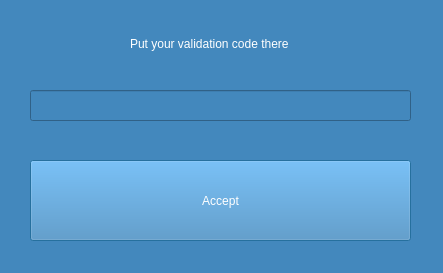
Before: the Qt Designer form QTcreator/Diary/authorization.ui in albaSANDROS/DIPLOMA-PROJECT.-Multi-user-client-server-application-e-journal, drawn with Qt 5.
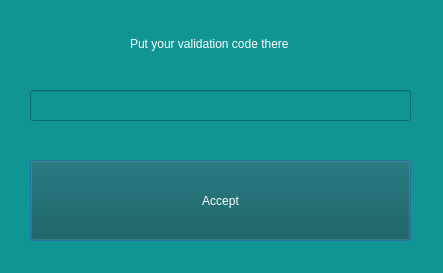
After: the same form once the commit is applied.

Diff of the .ui file:
```diff
--- a/QTcreator/Diary/authorization.ui
+++ b/QTcreator/Diary/authorization.ui
@@ -14,8 +14,11 @@
    <string>Dialog</string>
   </property>
   <property name="styleSheet">
-   <string notr="true">background-color: rgb(67, 136, 189);
-selection-color: rgb(22, 34, 49);</string>
+   <string notr="true">background-color: rgb(16, 149, 148);
+
+color: rgb(255, 255, 255);
+
+</string>
   </property>
   <widget class="QPushButton" name="accept_button">
    <property name="geometry">
@@ -27,7 +30,9 @@
     </rect>
    </property>
    <property name="styleSheet">
-    <string notr="true">color: rgb(255, 255, 255);</string>
+    <string notr="true">background-color: rgb(29, 35, 35);
+background-color: rgb(9, 83, 82);
+color: rgb(255, 255, 255);</string>
    </property>
    <property name="text">
     <string>Accept</string>
```
